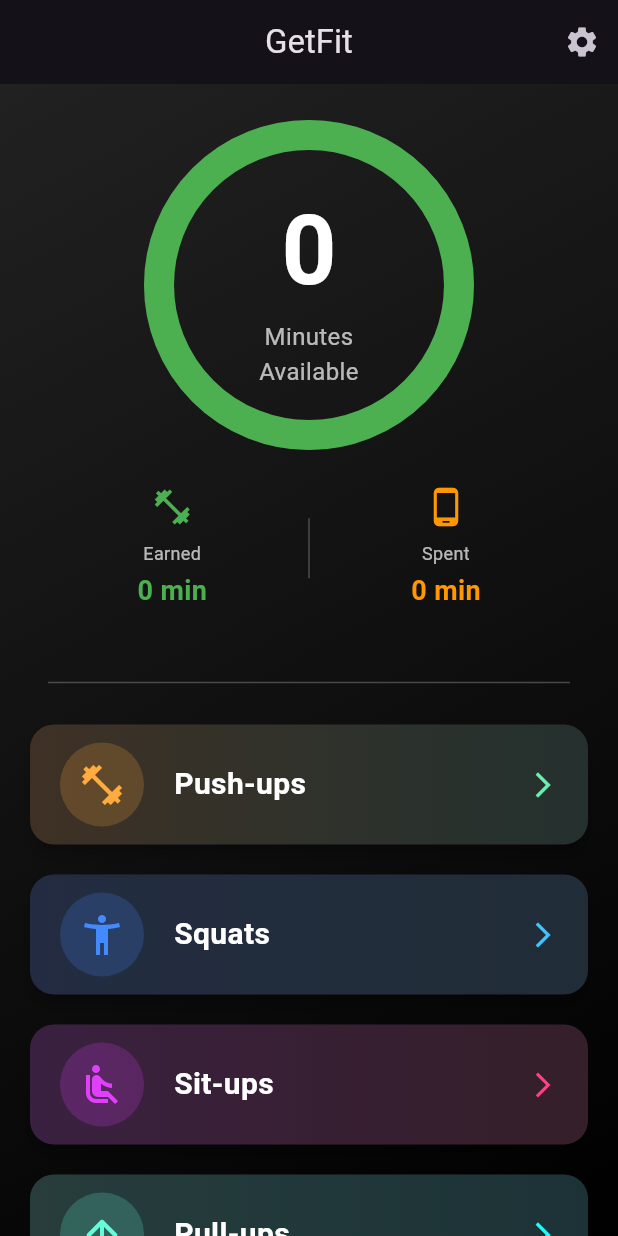
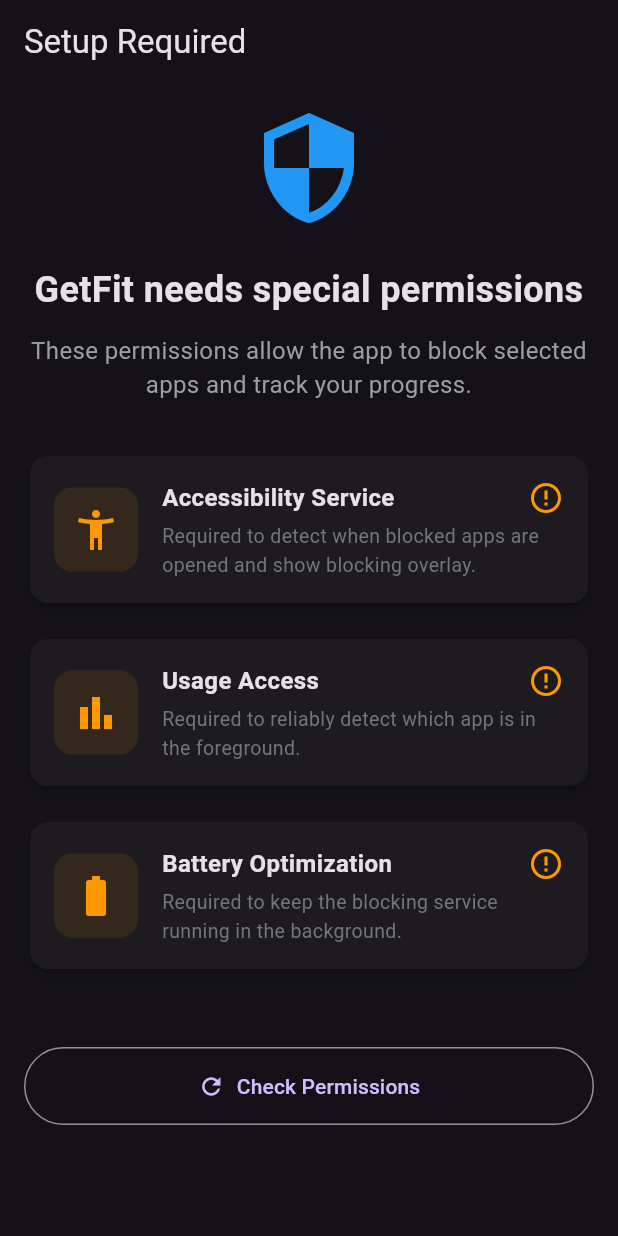
Before and after one commit to NiuMl/ShiXingXia, a Flutter app: the screen it shows after launch, on a phone screen of 412 x 824 dp. Run offline on Flutter 3.47's test engine with Material 3 defaults, Android fonts, the light colour scheme and no system bars; our stand-ins replace camera, shared_preferences; missing offline and left inert: google_mlkit_pose_detection, ml_algo, ml_dataframe.

Commit message:
robust blocking

```diff
--- a/lib/main.dart
+++ b/lib/main.dart
@@ -1,5 +1,7 @@
 import 'package:flutter/material.dart';
+import 'package:shared_preferences/shared_preferences.dart';
 import 'screens/main_menu_screen.dart';
+import 'screens/setup_permissions_screen.dart';
 import 'services/app_blocker_service.dart';
 
 void main() async {
@@ -9,11 +11,17 @@ void main() async {
   final appBlockerService = AppBlockerService();
   await appBlockerService.restoreSavedSettings();
 
-  runApp(const MyApp());
+  // Check if setup is complete
+  final prefs = await SharedPreferences.getInstance();
+  final setupComplete = prefs.getBool('setup_complete') ?? false;
+
+  runApp(MyApp(setupComplete: setupComplete));
 }
 
 class MyApp extends StatelessWidget {
-  const MyApp({super.key});
+  final bool setupComplete;
+
+  const MyApp({super.key, required this.setupComplete});
 
   @override
   Widget build(BuildContext context) {
@@ -21,7 +29,7 @@ class MyApp extends StatelessWidget {
       title: 'GetFit - Exercise Tracker',
       theme: ThemeData.dark(useMaterial3: true),
       debugShowCheckedModeBanner: false,
-      home: const MainMenuScreen(),
+      home: setupComplete ? const MainMenuScreen() : const SetupPermissionsScreen(),
     );
   }
 }
--- a/lib/screens/main_menu_screen.dart
+++ b/lib/screens/main_menu_screen.dart
@@ -3,7 +3,7 @@ import '../models/exercise_config.dart';
 import '../services/time_tracking_service.dart';
 import '../widgets/time_circle_widget.dart';
 import 'exercise_screen.dart';
-import 'app_blocker_settings_screen.dart';
+import 'settings_menu_screen.dart';
 
 class MainMenuScreen extends StatefulWidget {
   const MainMenuScreen({super.key});
@@ -45,7 +45,7 @@ class _MainMenuScreenState extends State<MainMenuScreen> {
               await Navigator.push(
                 context,
                 MaterialPageRoute(
-                  builder: (_) => const AppBlockerSettingsScreen(),
+                  builder: (_) => const SettingsMenuScreen(),
                 ),
               );
               // Reload data when returning from settings
--- /dev/null
+++ b/lib/screens/setup_permissions_screen.dart
@@ -0,0 +1,284 @@
+import 'package:flutter/material.dart';
+import 'package:flutter/services.dart';
+import 'package:shared_preferences/shared_preferences.dart';
+import '../services/app_blocker_service.dart';
+import 'main_menu_screen.dart';
+
+class SetupPermissionsScreen extends StatefulWidget {
+  const SetupPermissionsScreen({super.key});
+
+  @override
+  State<SetupPermissionsScreen> createState() => _SetupPermissionsScreenState();
+}
+
+class _SetupPermissionsScreenState extends State<SetupPermissionsScreen> {
+  static const MethodChannel _channel = MethodChannel('com.example.getfit/app_blocker');
+  final AppBlockerService _appBlockerService = AppBlockerService();
+
+  bool _accessibilityGranted = false;
+  bool _usageStatsGranted = false;
+  bool _batteryOptimizationDisabled = false;
+  bool _isCheckingPermissions = false;
+
+  @override
+  void initState() {
+    super.initState();
+    _checkAllPermissions();
+  }
+
+  Future<void> _checkAllPermissions() async {
+    setState(() => _isCheckingPermissions = true);
+
+    final accessibility = await _appBlockerService.isAccessibilityServiceEnabled();
+    final usageStats = await _checkUsageStatsPermission();
+    final battery = await _checkBatteryOptimization();
+
+    setState(() {
+      _accessibilityGranted = accessibility;
+      _usageStatsGranted = usageStats;
+      _batteryOptimizationDisabled = battery;
+      _isCheckingPermissions = false;
+    });
+
+    // Auto-navigate if all permissions granted
+    if (_accessibilityGranted && _usageStatsGranted && _batteryOptimizationDisabled) {
+      await _saveSetupComplete();
+      if (mounted) {
+        Navigator.of(context).pushReplacement(
+          MaterialPageRoute(builder: (_) => const MainMenuScreen()),
+        );
+      }
+    }
+  }
+
+  Future<bool> _checkUsageStatsPermission() async {
+    try {
+      final bool hasPermission = await _channel.invokeMethod('hasUsageStatsPermission');
+      return hasPermission;
+    } catch (e) {
+      print("Error checking usage stats permission: $e");
+      return false;
+    }
+  }
+
+  Future<bool> _checkBatteryOptimization() async {
+    try {
+      final bool isIgnoring = await _channel.invokeMethod('isIgnoringBatteryOptimizations');
+      return isIgnoring;
+    } catch (e) {
+      print("Error checking battery optimization: $e");
+      return false;
+    }
+  }
+
+  Future<void> _requestUsageStatsPermission() async {
+    try {
+      await _channel.invokeMethod('requestUsageStatsPermission');
+      await Future.delayed(const Duration(seconds: 1));
+      await _checkAllPermissions();
+    } catch (e) {
+      print("Error requesting usage stats permission: $e");
+    }
+  }
+
+  Future<void> _requestBatteryOptimization() async {
+    try {
+      await _channel.invokeMethod('requestIgnoreBatteryOptimizations');
+      await Future.delayed(const Duration(seconds: 1));
+      await _checkAllPermissions();
+    } catch (e) {
+      print("Error requesting battery optimization: $e");
+    }
+  }
+
+  Future<void> _saveSetupComplete() async {
+    final prefs = await SharedPreferences.getInstance();
+    await prefs.setBool('setup_complete', true);
+  }
+
+  @override
+  Widget build(BuildContext context) {
+    return Scaffold(
+      appBar: AppBar(
+        title: const Text('Setup Required'),
+        automaticallyImplyLeading: false,
+      ),
+      body: _isCheckingPermissions
+          ? const Center(child: CircularProgressIndicator())
+          : ListView(
+              padding: const EdgeInsets.all(16),
+              children: [
+                const Icon(
+                  Icons.security,
+                  size: 80,
+                  color: Colors.blue,
+                ),
+                const SizedBox(height: 24),
+                const Text(
+                  'GetFit needs special permissions',
+                  style: TextStyle(
+                    fontSize: 24,
+                    fontWeight: FontWeight.bold,
+                  ),
+                  textAlign: TextAlign.center,
+                ),
+                const SizedBox(height: 12),
+                const Text(
+                  'These permissions allow the app to block selected apps and track your progress.',
+                  style: TextStyle(fontSize: 16, color: Colors.grey),
+                  textAlign: TextAlign.center,
+                ),
+                const SizedBox(height: 32),
+
+                // Accessibility Permission
+                _PermissionCard(
+                  title: 'Accessibility Service',
+                  description: 'Required to detect when blocked apps are opened and show blocking overlay.',
+                  icon: Icons.accessibility_new,
+                  isGranted: _accessibilityGranted,
+                  onTap: () async {
+                    await _appBlockerService.openAccessibilitySettings();
+                    await Future.delayed(const Duration(seconds: 1));
+                    await _checkAllPermissions();
+                  },
+                ),
+
+                const SizedBox(height: 16),
+
+                // Usage Stats Permission
+                _PermissionCard(
+                  title: 'Usage Access',
+                  description: 'Required to reliably detect which app is in the foreground.',
+                  icon: Icons.bar_chart,
+                  isGranted: _usageStatsGranted,
+                  onTap: _requestUsageStatsPermission,
+                ),
+
+                const SizedBox(height: 16),
+
+                // Battery Optimization
+                _PermissionCard(
+                  title: 'Battery Optimization',
+                  description: 'Required to keep the blocking service running in the background.',
+                  icon: Icons.battery_full,
+                  isGranted: _batteryOptimizationDisabled,
+                  onTap: _requestBatteryOptimization,
+                ),
+
+                const SizedBox(height: 32),
+
+                // Continue button
+                if (_accessibilityGranted && _usageStatsGranted && _batteryOptimizationDisabled)
+                  ElevatedButton(
+                    onPressed: () async {
+                      await _saveSetupComplete();
+                      Navigator.of(context).pushReplacement(
+                        MaterialPageRoute(builder: (_) => const MainMenuScreen()),
+                      );
+                    },
+                    style: ElevatedButton.styleFrom(
+                      backgroundColor: Colors.green,
+                      foregroundColor: Colors.white,
+                      padding: const EdgeInsets.symmetric(vertical: 16),
+                    ),
+                    child: const Text(
+                      'Continue to App',
+                      style: TextStyle(fontSize: 18, fontWeight: FontWeight.bold),
+                    ),
+                  ),
+
+                const SizedBox(height: 16),
+
+                // Refresh button
+                OutlinedButton.icon(
+                  onPressed: _checkAllPermissions,
+                  icon: const Icon(Icons.refresh),
+                  label: const Text('Check Permissions'),
+                  style: OutlinedButton.styleFrom(
+                    padding: const EdgeInsets.symmetric(vertical: 16),
+                  ),
+                ),
+              ],
+            ),
+    );
+  }
+}
+
+class _PermissionCard extends StatelessWidget {
+  final String title;
+  final String description;
+  final IconData icon;
+  final bool isGranted;
+  final VoidCallback onTap;
+
+  const _PermissionCard({
+    required this.title,
+    required this.description,
+    required this.icon,
+    required this.isGranted,
+    required this.onTap,
+  });
+
+  @override
+  Widget build(BuildContext context) {
+    return Card(
+      elevation: 2,
+      child: InkWell(
+        onTap: isGranted ? null : onTap,
+        borderRadius: BorderRadius.circular(12),
+        child: Padding(
+          padding: const EdgeInsets.all(16),
+          child: Row(
+            children: [
+              Container(
+                padding: const EdgeInsets.all(12),
+                decoration: BoxDecoration(
+                  color: isGranted ? Colors.green.withOpacity(0.1) : Colors.orange.withOpacity(0.1),
+                  borderRadius: BorderRadius.circular(12),
+                ),
+                child: Icon(
+                  icon,
+                  size: 32,
+                  color: isGranted ? Colors.green : Colors.orange,
+                ),
+              ),
+              const SizedBox(width: 16),
+              Expanded(
+                child: Column(
+                  crossAxisAlignment: CrossAxisAlignment.start,
+                  children: [
+                    Row(
+                      children: [
+                        Expanded(
+                          child: Text(
+                            title,
+                            style: const TextStyle(
+                              fontSize: 16,
+                              fontWeight: FontWeight.bold,
+                            ),
+                          ),
+                        ),
+                        Icon(
+                          isGranted ? Icons.check_circle : Icons.error_outline,
+                          color: isGranted ? Colors.green : Colors.orange,
+                        ),
+                      ],
+                    ),
+                    const SizedBox(height: 4),
+                    Text(
+                      description,
+                      style: TextStyle(
+                        fontSize: 13,
+                        color: Colors.grey[600],
+                      ),
+                    ),
+                  ],
+                ),
+              ),
+            ],
+          ),
+        ),
+      ),
+    );
+  }
+}
```
Also changed, not shown: lib/screens/app_blocker_settings_screen.dart (+9 -79 lines), lib/screens/settings_menu_screen.dart (added, +69 -0 lines), 3 other files.
